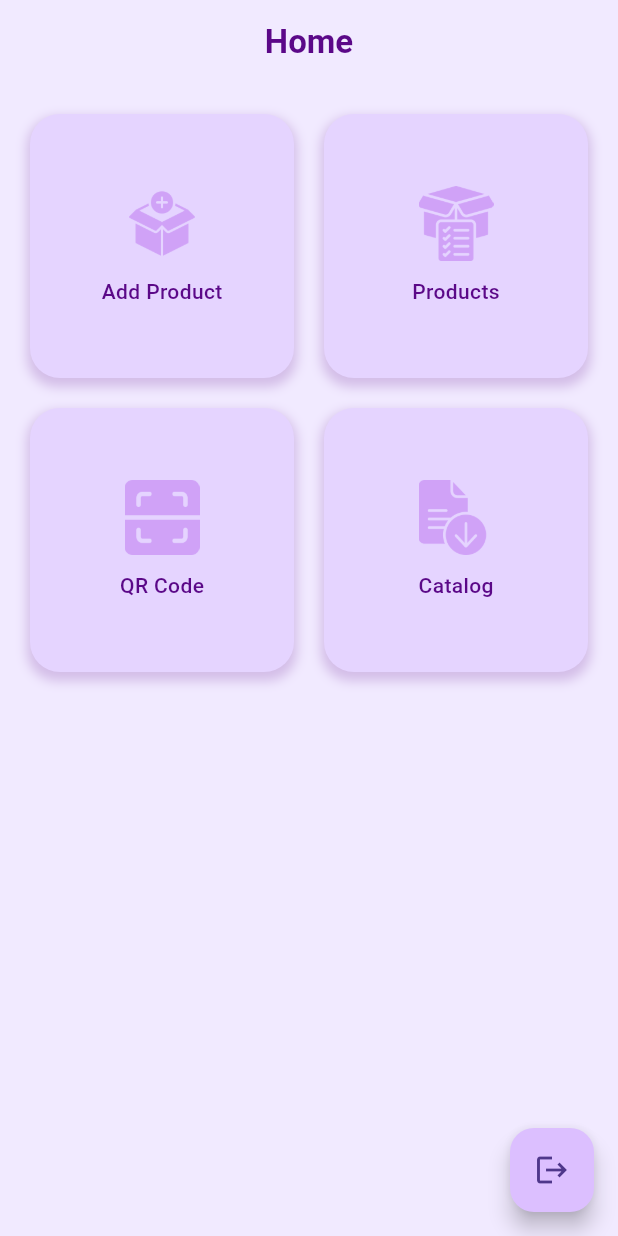
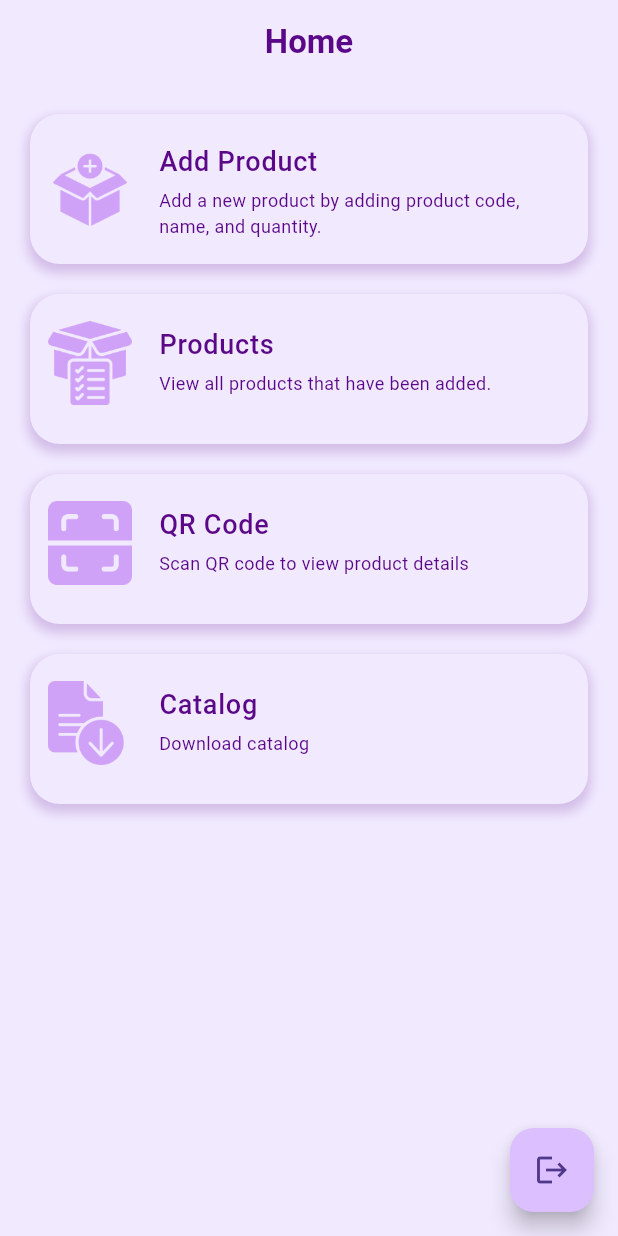
Before and after one commit to ghozifr/Digital-Inventory-Hub, a Flutter app: the screen it shows once a user with an empty profile is signed in, on a phone screen of 412 x 824 dp. Run offline on Flutter 3.47's test engine with Material 3 defaults, Android fonts, the phone set to English and light mode, and no system bars; our stand-ins replace animated_splash_screen, cloud_firestore, firebase_auth, firebase_core, get, lottie and 3 more; missing offline and left inert: flutter_barcode_scanner; accounts and stored records are empty.

Commit message:
Home page (ListView)

```diff
--- a/inventory_hub/lib/app/modules/add_product/views/add_product_view.dart
+++ b/inventory_hub/lib/app/modules/add_product/views/add_product_view.dart
@@ -98,7 +98,7 @@ Widget build(BuildContext context) {
                     hasil["error"] == true ? "Error" : "Success",
                     hasil["message"]);
               } else {
-                Get.snackbar("Error", "Semua data wajib diisi.");
+                Get.snackbar("Error", "All data must be filled in.");
               }
             }
           },
--- a/inventory_hub/lib/app/modules/home/views/home_view.dart
+++ b/inventory_hub/lib/app/modules/home/views/home_view.dart
@@ -14,7 +14,9 @@ class HomeView extends GetView<HomeController> {
 Widget build(BuildContext context) {
   return Scaffold(
     appBar: AppBar(
-      title: const Text('Home', style: TextStyle(
+      title: const Text(
+        'Home',
+        style: TextStyle(
           color: Color(0xFF5B0888),
           fontWeight: FontWeight.bold,
         ),
@@ -23,29 +25,31 @@ Widget build(BuildContext context) {
       backgroundColor: const Color(0xFFF1EAFF),
     ),
     backgroundColor: const Color(0xFFF1EAFF),
-    body: GridView.builder(
-      itemCount: 4,
-      padding: const EdgeInsets.all(20),
-      gridDelegate: const SliverGridDelegateWithFixedCrossAxisCount(
-        crossAxisCount: 2,
-        mainAxisSpacing: 20,
-        crossAxisSpacing: 20,
-      ),
-      itemBuilder: (context, index) {
+    body: SingleChildScrollView(
+      physics: const AlwaysScrollableScrollPhysics(),
+      child: Padding(
+        padding: const EdgeInsets.symmetric(vertical: 20, horizontal: 20),
+        child: Column(
+          crossAxisAlignment: CrossAxisAlignment.stretch,
+          children: List.generate(4, (index) {
             late String title;
             late String imagePath;
             late VoidCallback onTap;
+            late String description;
 
             switch (index) {
               case 0:
                 title = "Add Product";
                 imagePath = "lib/assets/images/add.png";
                 onTap = () => Get.toNamed(Routes.addProduct);
+                description =
+                    "Add a new product by adding product code, name, and quantity.";
                 break;
               case 1:
                 title = "Products";
                 imagePath = "lib/assets/images/list.png";
                 onTap = () => Get.toNamed(Routes.products);
+                description = "View all products that have been added.";
                 break;
               case 2:
                 title = "QR Code";
@@ -62,7 +66,8 @@ Widget build(BuildContext context) {
                   Map<String, dynamic> hasil =
                       await controller.getProductById(barcode);
                   if (hasil["error"] == false) {
-                Get.toNamed(Routes.detailProduct, arguments: hasil["data"]);
+                    Get.toNamed(Routes.detailProduct,
+                        arguments: hasil["data"]);
                   } else {
                     Get.snackbar(
                       "Error",
@@ -71,6 +76,7 @@ Widget build(BuildContext context) {
                     );
                   }
                 };
+                description = "Scan QR code to view product details";
                 break;
               case 3:
                 title = "Catalog";
@@ -78,12 +84,16 @@ Widget build(BuildContext context) {
                 onTap = () {
                   controller.downloadCatalog();
                 };
+                description = "Download catalog";
                 break;
             }
 
-        return Container(
+            return SizedBox(
+              height: 120, // Adjust the height as needed
+              child: Container(
+                margin: const EdgeInsets.only(bottom: 20),
                 decoration: BoxDecoration(
-            color: const Color(0xFFE5D4FF),
+                  color: const Color(0xFFF1EAFF),
                   borderRadius: BorderRadius.circular(20),
                   boxShadow: [
                     BoxShadow(
@@ -94,35 +104,38 @@ Widget build(BuildContext context) {
                     ),
                   ],
                 ),
-          child: Material(
-            color: Colors.transparent,
-            borderRadius: BorderRadius.circular(9),
-            child: InkWell(
+                child: ListTile(
+                  contentPadding: const EdgeInsets.all(10),
                   onTap: onTap,
-              borderRadius: BorderRadius.circular(9),
-              child: Column(
-                mainAxisAlignment: MainAxisAlignment.center,
-                children: [
-                  SizedBox(
-                    width: 50,
-                    height: 50,
-                    child: Image.asset(imagePath), // Image widget
+                  leading: SizedBox(
+                    width: 60,
+                    height: 60,
+                    child: Image.asset(imagePath),
                   ),
-                  const SizedBox(height: 10),
-                  Text(
+                  title: Text(
                     title,
                     style: const TextStyle(
-                      color: Color(0xFF5B0888),// Change color
-                      fontSize: 14,
+                      color: Color(0xFF5B0888), // Change color
+                      fontSize: 18,
                       fontWeight: FontWeight.w500,
                     ),
                   ),
-                ],
+                  subtitle: Padding(
+                    padding: const EdgeInsets.only(top: 4.0),
+                    child: Text(
+                      description,
+                      style: const TextStyle(
+                        color: Color(0xFF5B0888), // Change color
+                        fontSize: 12,
+                      ),
+                    ),
                   ),
                 ),
               ),
             );
-      },
+          }),
+        ),
+      ),
     ),
     floatingActionButton: FloatingActionButton(
       onPressed: () async {
```
Lines whose indentation alone changed are shown as unchanged.
